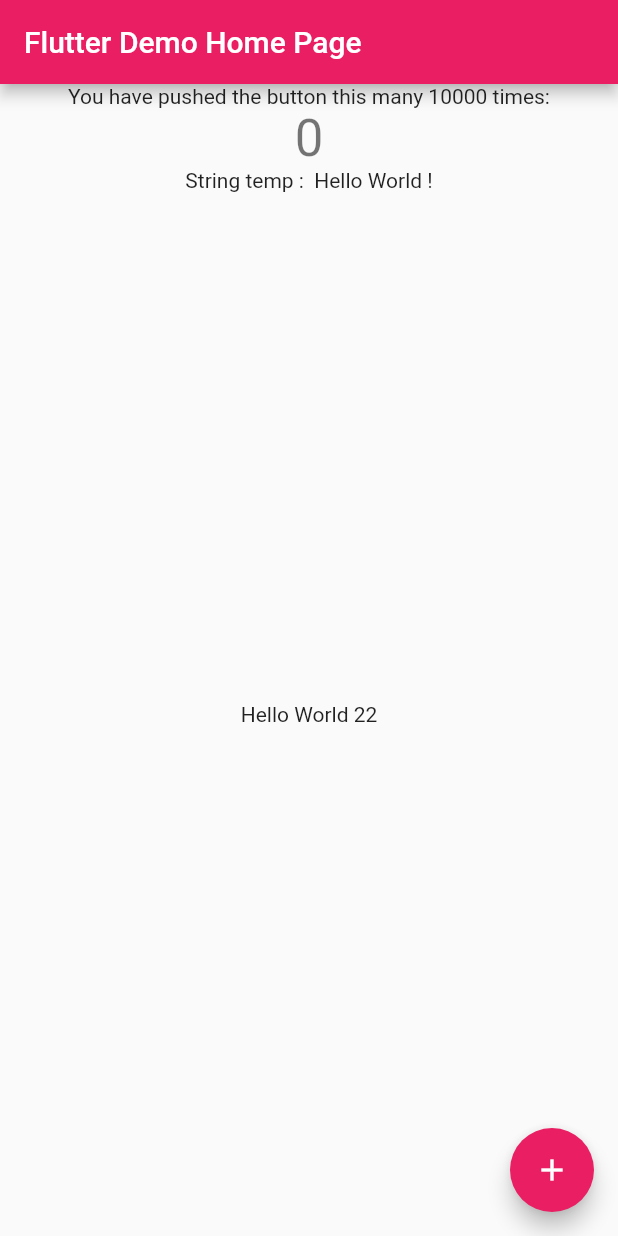
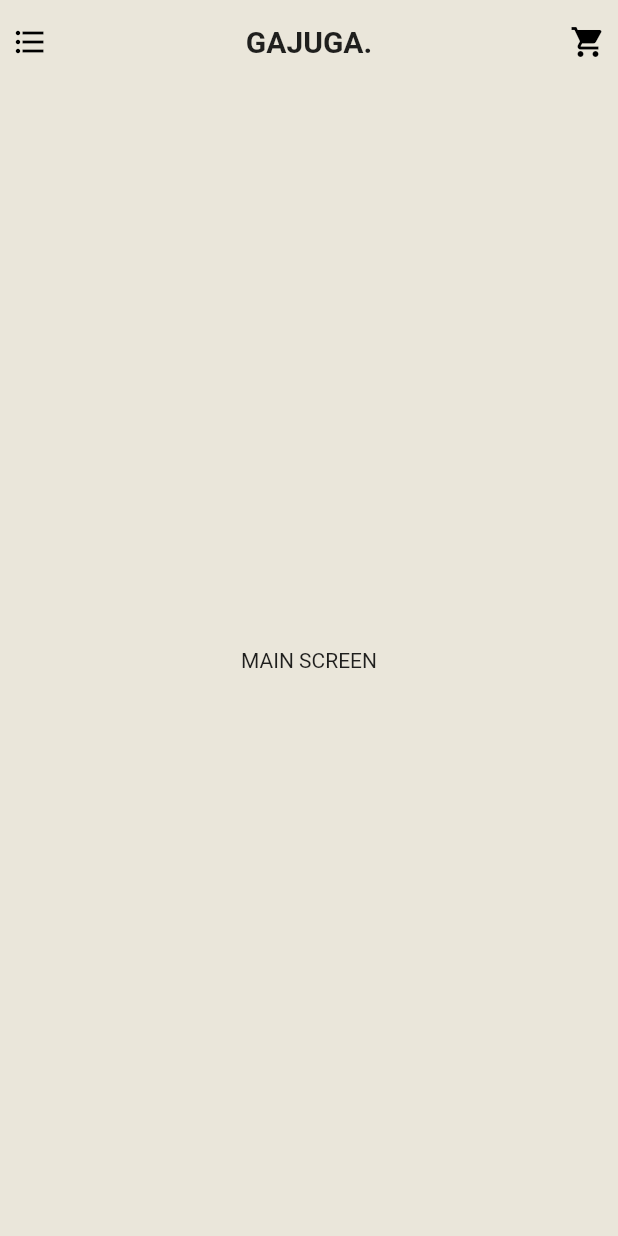
Before and after one commit to seunghwanly/commitSyndrome, a Flutter app: the screen it shows after launch, on a phone screen of 412 x 824 dp. Run offline on Flutter 3.47's test engine with Material 2 defaults, Android fonts, the phone set to English and light mode, and no system bars.

Commit message:
main screen 1 try

```diff
--- /dev/null
+++ b/gajuga_user/lib/header.dart
@@ -0,0 +1,44 @@
+import 'package:flutter/material.dart';
+
+class Header extends StatefulWidget {
+  final body;
+
+  Header({ Key key, @required this.body}) : super(key : key);
+
+  @override
+  _Header createState() => _Header();
+}
+
+class _Header extends State<Header> {
+
+  @override
+  Widget build(BuildContext context) {
+    void _openDrawer() {}
+
+    void _gotoCart() {}
+
+    return Scaffold(
+        appBar: AppBar(
+          title: Text(
+            'GAJUGA.',
+            style: TextStyle(fontWeight: FontWeight.bold),
+          ),
+          elevation: 0,
+          centerTitle: true,
+          leading: IconButton(
+            icon: Icon(Icons.format_list_bulleted),
+            onPressed: _openDrawer,
+            alignment: Alignment.centerLeft,
+          ),
+          actions: [
+            IconButton(
+              icon: Icon(Icons.shopping_cart),
+              onPressed: _gotoCart,
+              alignment: Alignment.centerRight,
+            ),
+          ],
+        ),
+        body: widget.body
+        );
+  }
+}
--- a/gajuga_user/lib/main.dart
+++ b/gajuga_user/lib/main.dart
@@ -1,126 +1,27 @@
 import 'package:flutter/material.dart';
+import 'header.dart';
 
-void main() {
-  runApp(MyApp());
-}
+void main() => runApp(MainScreen());
 
-class MyApp extends StatelessWidget {
-  // This widget is the root of your application.
+class MainScreen extends StatelessWidget {
   @override
   Widget build(BuildContext context) {
     return MaterialApp(
-      title: 'Flutter Demo',
+      title: "GAJUGA.",
       theme: ThemeData(
-        // This is the theme of your application.
-        //
-        // Try running your application with "flutter run". You'll see the
-        // application has a blue toolbar. Then, without quitting the app, try
-        // changing the primarySwatch below to Colors.green and then invoke
-        // "hot reload" (press "r" in the console where you ran "flutter run",
-        // or simply save your changes to "hot reload" in a Flutter IDE).
-        // Notice that the counter didn't reset back to zero; the application
-        // is not restarted.
-        primarySwatch: Colors.pink,
-        // This makes the visual density adapt to the platform that you run
-        // the app on. For desktop platforms, the controls will be smaller and
-        // closer together (more dense) than on mobile platforms.
-        visualDensity: VisualDensity.adaptivePlatformDensity,
+        primaryColor: Color.fromRGBO(234, 230, 218, 1.0),
       ),
-      home: MyHomePage(title: 'Flutter Demo Home Page'),
+      themeMode: ThemeMode.light,
+      home: Header(
+        body: Container(
+          width: double.infinity,
+          height: double.infinity,
+          color: Color.fromRGBO(234, 230, 218, 1.0),
+          child: Center(
+            child: Text('main screen'.toUpperCase()),
+          ),
+        ),
+      ),
     );
   }
 }
-
-class MyHomePage extends StatefulWidget {
-  MyHomePage({Key key, this.title}) : super(key: key);
-
-  // This widget is the home page of your application. It is stateful, meaning
-  // that it has a State object (defined below) that contains fields that affect
-  // how it looks.
-
-  // This class is the configuration for the state. It holds the values (in this
-  // case the title) provided by the parent (in this case the App widget) and
-  // used by the build method of the State. Fields in a Widget subclass are
-  // always marked "final".
-
-  final String title;
-
-  @override
-  _MyHomePageState createState() => _MyHomePageState();
-}
-
-class _MyHomePageState extends State<MyHomePage> {
-  int _counter = 0;
-  String _temp = 'Hello World !';
-
-  void _incrementCounter() {
-    setState(() {
-      // This call to setState tells the Flutter framework that something has
-      // changed in this State, which causes it to rerun the build method below
-      // so that the display can reflect the updated values. If we changed
-      // _counter without calling setState(), then the build method would not be
-      // called again, and so nothing would appear to happen.
-      _counter++;
-    });
-  }
-
-  @override
-  Widget build(BuildContext context) {
-    // This method is rerun every time setState is called, for instance as done
-    // by the _incrementCounter method above.
-    //
-    // The Flutter framework has been optimized to make rerunning build methods
-    // fast, so that you can just rebuild anything that needs updating rather
-    // than having to individually change instances of widgets.
-    return Scaffold(
-      appBar: AppBar(
-        // Here we take the value from the MyHomePage object that was created by
-        // the App.build method, and use it to set our appbar title.
-        title: Text(widget.title),
-      ),
-      body: Center(
-        // Center is a layout widget. It takes a single child and positions it
-        // in the middle of the parent.
-        child: Column(
-          // Column is also a layout widget. It takes a list of children and
-          // arranges them vertically. By default, it sizes itself to fit its
-          // children horizontally, and tries to be as tall as its parent.
-          //
-          // Invoke "debug painting" (press "p" in the console, choose the
-          // "Toggle Debug Paint" action from the Flutter Inspector in Android
-          // Studio, or the "Toggle Debug Paint" command in Visual Studio Code)
-          // to see the wireframe for each widget.
-          //
-          // Column has various properties to control how it sizes itself and
-          // how it positions its children. Here we use mainAxisAlignment to
-          // center the children vertically; the main axis here is the vertical
-          // axis because Columns are vertical (the cross axis would be
-          // horizontal).
-          mainAxisAlignment: MainAxisAlignment.center,
-          children: <Widget>[
-            Text(
-              'You have pushed the button this many 10000 times:',
-            ),
-            Text(
-              '$_counter',
-              style: Theme.of(context).textTheme.headline4,
-            ),
-            Text(
-              'String temp :  ' + _temp
-            ),
-            Expanded(
-              child: Center(
-                child: Text('Hello World 22'),
-                ),
-            )
-          ],
-        ),
-      ),
-      floatingActionButton: FloatingActionButton(
-        onPressed: _incrementCounter,
-        tooltip: 'Increment',
-        child: Icon(Icons.add),
-      ), // This trailing comma makes auto-formatting nicer for build methods.
-    );
-  }
-}
--- a/gajuga_user/pubspec.yaml
+++ b/gajuga_user/pubspec.yaml
@@ -28,6 +28,7 @@ dependencies:
   # The following adds the Cupertino Icons font to your application.
   # Use with the CupertinoIcons class for iOS style icons.
   cupertino_icons: ^0.1.3
+  english_words: ^3.1.5   # add this line
 
 dev_dependencies:
   flutter_test:
```
Also changed, not shown: gajuga_user/lib/practice.dart (added, +109 -0 lines), gajuga_user/pubspec.lock, 7 other files.
